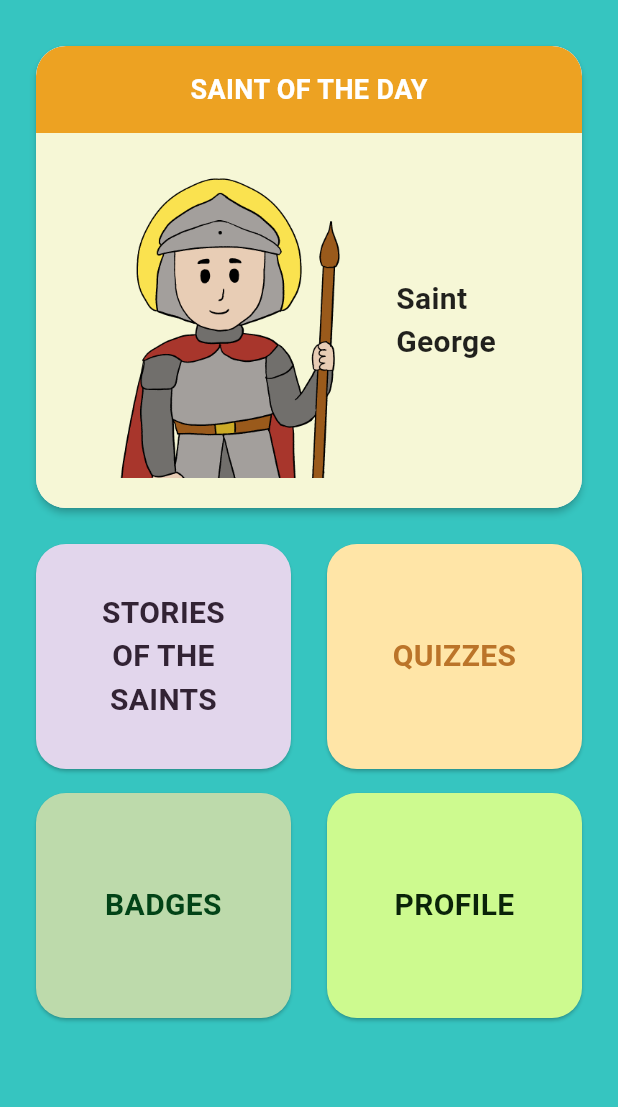
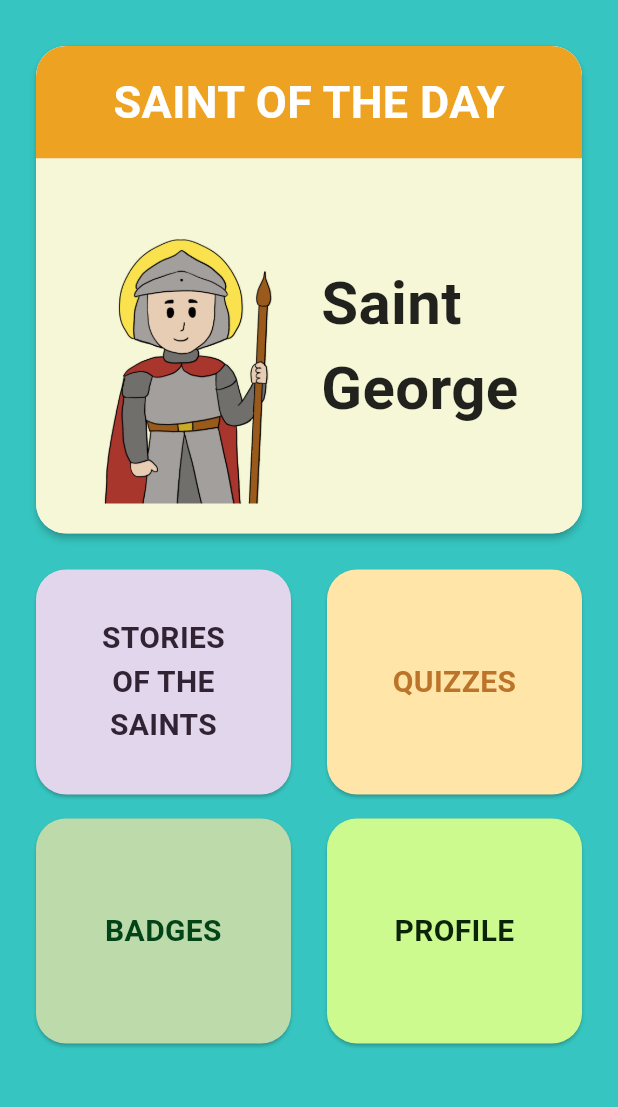
Before and after one commit to halocreations/halo_stories, a Flutter app: the screen it shows after launch, on a phone screen of 412 x 824 dp, the part 74-1181 px from its top. Run offline on Flutter 3.47's test engine with Material 3 defaults, Android fonts, the phone set to English and light mode, and no system bars.

Commit message:
Changed font size and width of St. George image

```diff
--- a/lib/home.dart
+++ b/lib/home.dart
@@ -49,7 +49,7 @@ class HomeScreen extends StatelessWidget {
                           child: Text(
                             'SAINT OF THE DAY',
                             style: TextStyle(
-                              fontSize: 18,
+                              fontSize: 30,
                               fontWeight: FontWeight.bold,
                               color: Colors.white,
                             ),
@@ -70,7 +70,7 @@ class HomeScreen extends StatelessWidget {
                                 bottomLeft: Radius.circular(20),
                               ),
                               child: Container(
-                                width: 200,
+                                width: 150,
                                 color: const Color.fromARGB(255, 246, 247, 214),
                                 child: Image.asset(
                                   'assets/St_George_Third_Draft.png',
@@ -86,7 +86,7 @@ class HomeScreen extends StatelessWidget {
                                   child: Text(
                                     'Saint\nGeorge',
                                     style: TextStyle(
-                                      fontSize: 20,
+                                      fontSize: 40,
                                       fontWeight: FontWeight.w600,
                                       color: Colors.black87,
                                     )
```
